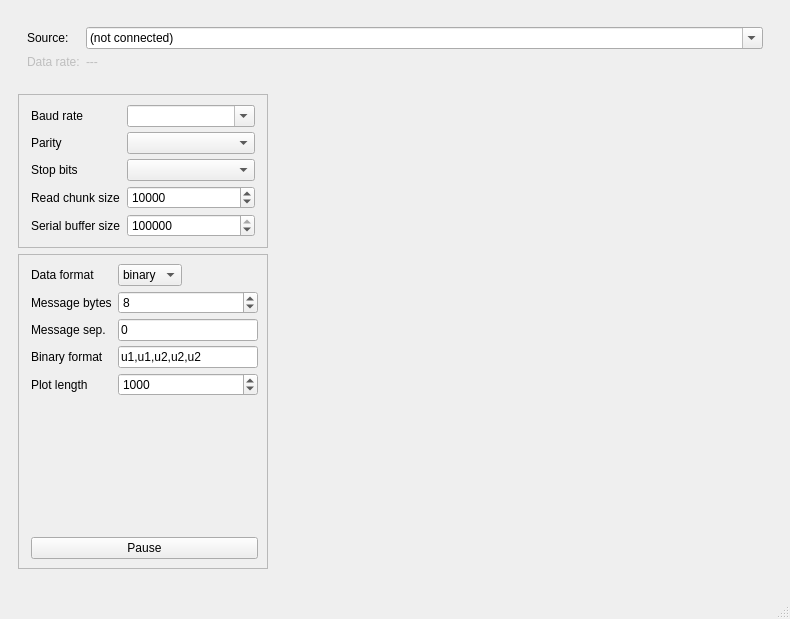
First picture: the form in splot.ui, repository starfishneuroscience/splot, before the edit.
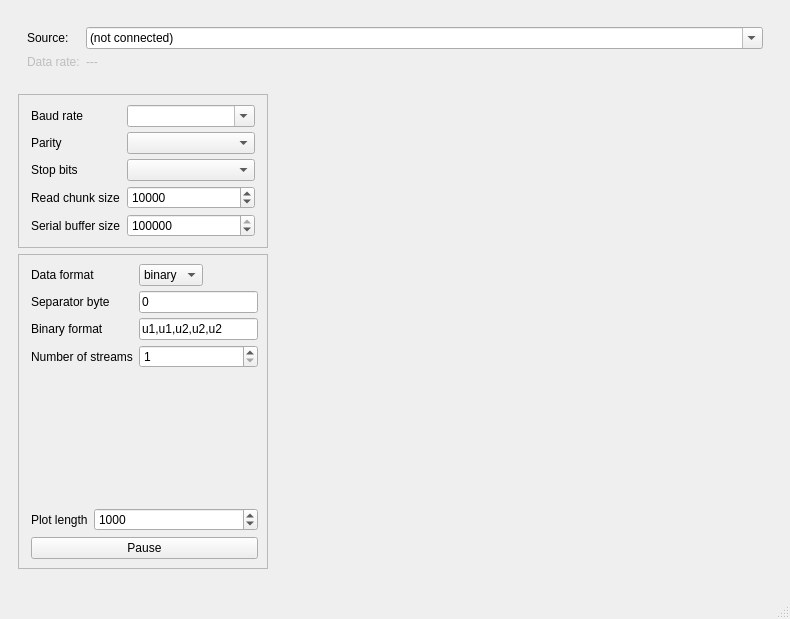
Second picture: the form after the edit.

Commit message: UI now seems to correctly handle switching between ASCII and binary data; remove separate binary_message_length from binary_dtype_string, since string specifies length implicitly

Patch:
```diff
--- a/splot.ui
+++ b/splot.ui
@@ -17,6 +17,12 @@
    <layout class="QHBoxLayout" name="horizontalLayout">
     <item>
      <widget class="QFrame" name="verticalFrame_2">
+      <property name="sizePolicy">
+       <sizepolicy hsizetype="Expanding" vsizetype="Preferred">
+        <horstretch>0</horstretch>
+        <verstretch>0</verstretch>
+       </sizepolicy>
+      </property>
       <layout class="QVBoxLayout" name="verticalLayout_3">
        <item>
         <widget class="QFrame" name="formFrame_3">
@@ -295,49 +301,27 @@
                   </widget>
                  </item>
                  <item row="1" column="0">
-                  <widget class="QLabel" name="messageLengthBytesLabel">
+                  <widget class="QLabel" name="messageDelimiterLabel">
                    <property name="text">
-                    <string>Message bytes</string>
+                    <string>Separator byte</string>
                    </property>
                   </widget>
                  </item>
                  <item row="1" column="1">
-                  <widget class="QSpinBox" name="messageLengthBytesSpinBox">
-                   <property name="sizePolicy">
-                    <sizepolicy hsizetype="Expanding" vsizetype="Fixed">
-                     <horstretch>0</horstretch>
-                     <verstretch>0</verstretch>
-                    </sizepolicy>
-                   </property>
-                   <property name="minimumSize">
-                    <size>
-                     <width>0</width>
-                     <height>0</height>
-                    </size>
-                   </property>
-                   <property name="maximum">
-                    <number>999999999</number>
-                   </property>
-                   <property name="value">
-                    <number>8</number>
+                  <widget class="QLineEdit" name="messageDelimiterLineEdit">
+                   <property name="text">
+                    <string>0</string>
                    </property>
                   </widget>
                  </item>
                  <item row="2" column="0">
-                  <widget class="QLabel" name="messageDelimiterLabel">
-                   <property name="text">
-                    <string>Message sep.</string>
-                   </property>
-                  </widget>
-                 </item>
-                 <item row="3" column="0">
                   <widget class="QLabel" name="binaryDtypeStringLabel">
                    <property name="text">
                     <string>Binary format</string>
                    </property>
                   </widget>
                  </item>
-                 <item row="3" column="1">
+                 <item row="2" column="1">
                   <widget class="QLineEdit" name="binaryDtypeStringLineEdit">
                    <property name="sizePolicy">
                     <sizepolicy hsizetype="Expanding" vsizetype="Fixed">
@@ -350,15 +334,15 @@
                    </property>
                   </widget>
                  </item>
-                 <item row="4" column="0">
-                  <widget class="QLabel" name="plotLengthLabel">
+                 <item row="3" column="0">
+                  <widget class="QLabel" name="numberOfStreamsLabel">
                    <property name="text">
-                    <string>Plot length</string>
+                    <string>Number of streams</string>
                    </property>
                   </widget>
                  </item>
-                 <item row="4" column="1">
-                  <widget class="QSpinBox" name="plotLengthSpinBox">
+                 <item row="3" column="1">
+                  <widget class="QSpinBox" name="numberOfStreamsSpinBox">
                    <property name="sizePolicy">
                     <sizepolicy hsizetype="Expanding" vsizetype="Fixed">
                      <horstretch>0</horstretch>
@@ -366,20 +350,7 @@
                     </sizepolicy>
                    </property>
                    <property name="minimum">
-                    <number>10</number>
-                   </property>
-                   <property name="maximum">
-                    <number>100000</number>
-                   </property>
-                   <property name="value">
-                    <number>1000</number>
-                   </property>
-                  </widget>
-                 </item>
-                 <item row="2" column="1">
-                  <widget class="QLineEdit" name="messageDelimiterLineEdit">
-                   <property name="text">
-                    <string>0</string>
+                    <number>1</number>
                    </property>
                   </widget>
                  </item>
@@ -398,6 +369,39 @@
                  </property>
                 </spacer>
                </item>
+               <item>
+                <layout class="QFormLayout" name="formLayout_4">
+                 <item row="0" column="0">
+                  <widget class="QLabel" name="plotLengthLabel">
+                   <property name="text">
+                    <string>Plot length</string>
+                   </property>
+                  </widget>
+                 </item>
+                 <item row="0" column="1">
+                  <widget class="QSpinBox" name="plotLengthSpinBox">
+                   <property name="sizePolicy">
+                    <sizepolicy hsizetype="Expanding" vsizetype="Fixed">
+                     <horstretch>0</horstretch>
+                     <verstretch>0</verstretch>
+                    </sizepolicy>
+                   </property>
+                   <property name="keyboardTracking">
+                    <bool>false</bool>
+                   </property>
+                   <property name="minimum">
+                    <number>10</number>
+                   </property>
+                   <property name="maximum">
+                    <number>100000</number>
+                   </property>
+                   <property name="value">
+                    <number>1000</number>
+                   </property>
+                  </widget>
+                 </item>
+                </layout>
+               </item>
                <item>
                 <widget class="QPushButton" name="pausePushButton">
                  <property name="text">
```
Left out of the diff: 16 changed lines with no effect on the pictures. The commit also changes 2 other files.
